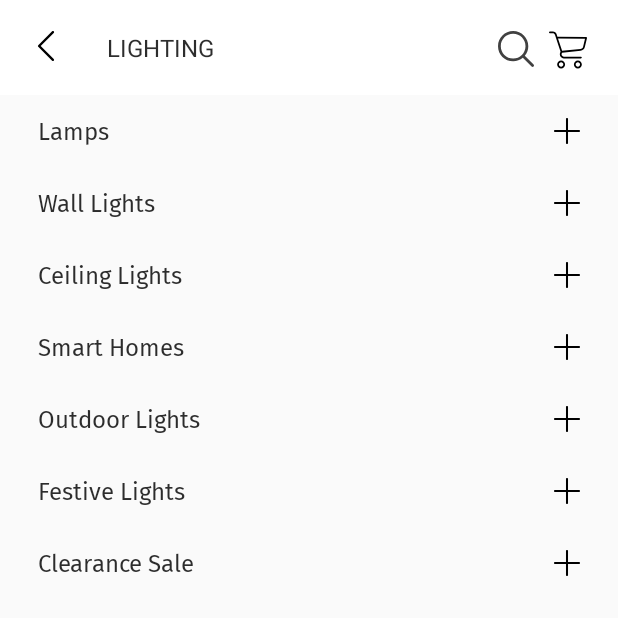
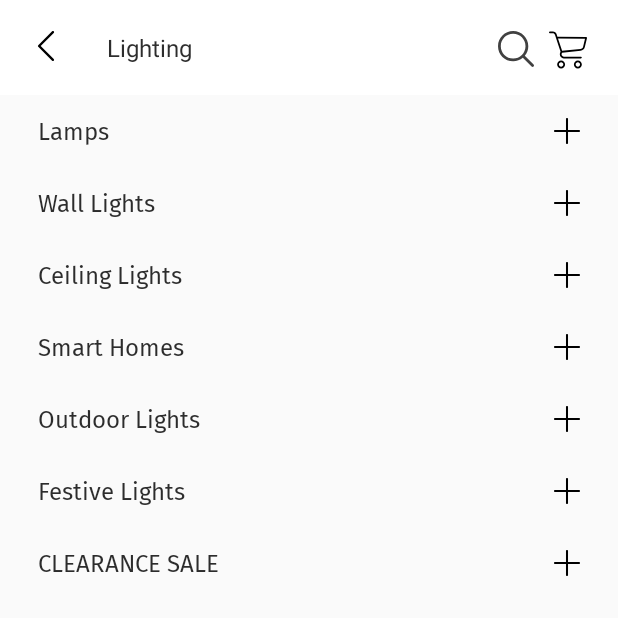
Before and after one commit to lucifernipun22/PepperFry-App, an Android app: the LightingExtended screen opened directly, with no data from a screen before it, on a phone screen of 412 x 824 dp, the top half of it. Run offline under Robolectric (Android 15) with nearby library versions, the phone set to English and light mode, and no system bars.

Commit message:
strings 2

```diff
--- a/app/src/main/res/layout/activity_decor_extended.xml
+++ b/app/src/main/res/layout/activity_decor_extended.xml
@@ -97,7 +97,7 @@
         android:layout_height="wrap_content"
         android:drawableEnd="@drawable/ic_plus"
         android:fontFamily="@font/fira_sans"
-        android:text="@string/clearance_sale"
+        android:text="@string/Clearance_Sale"
         android:textAllCaps="false" />
     <Button
         style="@style/Departments"
--- a/app/src/main/res/layout/activity_lighting_extended.xml
+++ b/app/src/main/res/layout/activity_lighting_extended.xml
@@ -44,7 +44,7 @@
             android:layout_marginStart="10dp"
             android:layout_marginTop="12dp"
             android:layout_toEndOf="@+id/imBack"
-            android:text="LIGHTING"
+            android:text="@string/lightings"
             android:layout_margin="15dp"
             android:textColor="#D2000000"
             android:textSize="16sp" />
@@ -56,7 +56,7 @@
         android:layout_height="wrap_content"
         android:drawableEnd="@drawable/ic_plus"
         android:fontFamily="@font/fira_sans"
-        android:text="Lamps"
+        android:text="@string/lamps"
         android:textAllCaps="false" />
 
     <Button
@@ -65,7 +65,7 @@
         android:layout_height="wrap_content"
         android:drawableEnd="@drawable/ic_plus"
         android:fontFamily="@font/fira_sans"
-        android:text="Wall Lights"
+        android:text="@string/wall_lights"
         android:textAllCaps="false" />
 
     <Button
@@ -74,7 +74,7 @@
         android:layout_height="wrap_content"
         android:drawableEnd="@drawable/ic_plus"
         android:fontFamily="@font/fira_sans"
-        android:text="Ceiling Lights"
+        android:text="@string/ceiling_lights"
         android:textAllCaps="false" />
 
     <Button
@@ -83,7 +83,7 @@
         android:layout_height="wrap_content"
         android:drawableEnd="@drawable/ic_plus"
         android:fontFamily="@font/fira_sans"
-        android:text="Smart Homes"
+        android:text="@string/smart_homes"
         android:textAllCaps="false" />
 
     <Button
@@ -92,7 +92,7 @@
         android:layout_height="wrap_content"
         android:drawableEnd="@drawable/ic_plus"
         android:fontFamily="@font/fira_sans"
-        android:text="Outdoor Lights"
+        android:text="@string/outdoor_lights"
         android:textAllCaps="false" />
 
     <Button
@@ -101,7 +101,7 @@
         android:layout_height="wrap_content"
         android:drawableEnd="@drawable/ic_plus"
         android:fontFamily="@font/fira_sans"
-        android:text="Festive Lights"
+        android:text="@string/festive_lights"
         android:textAllCaps="false" />
 
     <Button
@@ -110,7 +110,7 @@
         android:layout_height="wrap_content"
         android:drawableEnd="@drawable/ic_plus"
         android:fontFamily="@font/fira_sans"
-        android:text="Clearance Sale"
+        android:text="@string/clearance_sale"
         android:textAllCaps="false" />
 
 </LinearLayout>
--- a/app/src/main/res/layout/activity_modular_furniture_extended.xml
+++ b/app/src/main/res/layout/activity_modular_furniture_extended.xml
@@ -44,7 +44,7 @@
             android:layout_marginStart="10dp"
             android:layout_marginTop="12dp"
             android:layout_toEndOf="@+id/imBack"
-            android:text="MODULAR FURNITURE"
+            android:text="@string/modular_furniture"
             android:layout_margin="15dp"
             android:textColor="#D2000000"
             android:textSize="16sp" />
@@ -57,7 +57,7 @@
         android:layout_height="wrap_content"
         android:drawableEnd="@drawable/ic_plus"
         android:fontFamily="@font/fira_sans"
-        android:text="Modular Kitchens"
+        android:text="@string/modular_kitchen"
         android:textAllCaps="false" />
     <Button
         style="@style/Departments"
@@ -65,7 +65,7 @@
         android:layout_height="wrap_content"
         android:drawableEnd="@drawable/ic_plus"
         android:fontFamily="@font/fira_sans"
-        android:text="Modular Wardobes"
+        android:text="@string/modular_wardobes"
         android:textAllCaps="false" />
 
 </LinearLayout>
--- a/app/src/main/res/values/strings.xml
+++ b/app/src/main/res/values/strings.xml
@@ -14,8 +14,21 @@
     <string name="modular_furniture">MODULAR FURNITURE</string>
     <string name="furnishings">Furnishings</string>
     <string name="tables">Tables</string>
+    <string name="decor">Decor</string>
+    <string name="mattress_brands">Mattress Brands</string>
+    <string name="mattreess_firmness">Mattress Firmness</string>
+    <string name="mattress_types">Mattress Type</string>
+    <string name="festive_lights">Festive Lights</string>
+    <string name="outdoor_lights">Outdoor Lights</string>
+    <string name="smart_homes">Smart Homes</string>
+    <string name="lamps">Lamps</string>
+    <string name="modular_wardobes">Modular Wardobes</string>
+    <string name="modular_kitchen">Modular Kitchens</string>
+    <string name="ceiling_lights">Ceiling Lights</string>
+    <string name="wall_lights">Wall Lights</string>
+    <string name="bedding">Bedding</string>
+    <string name="study">Study</string>
     <string name="storage">Storage</string>
-    <string name="decor">Decor</string>
     <string name="table_linen">Table Linen</string>
     <string name="cushion_and_covers">Cushion And Covers</string>
     <string name="bath_linen">Bath Linen</string>
@@ -39,6 +52,7 @@
     <string name="wall_accents">Wall Accents</string>
     <string name="dining_and_bar">Dining And Bar</string>
     <string name="clearance_sale">CLEARANCE SALE</string>
+    <string name="Clearance_Sale">Clearance Sale</string>
     <string name="menu_gallery">Gallery</string>
     <string name="menu_slideshow">Slideshow</string>
 </resources>
```
Also changed, not shown: app/src/main/res/layout/activity_furniture_extended.xml (+8 -8 lines), app/src/main/res/layout/activity_kids_room_extended.xml (+8 -8 lines), app/src/main/res/layout/activity_living_extended.xml (+8 -8 lines), app/src/main/res/layout/activity_mattresses_extended.xml (+5 -5 lines).
